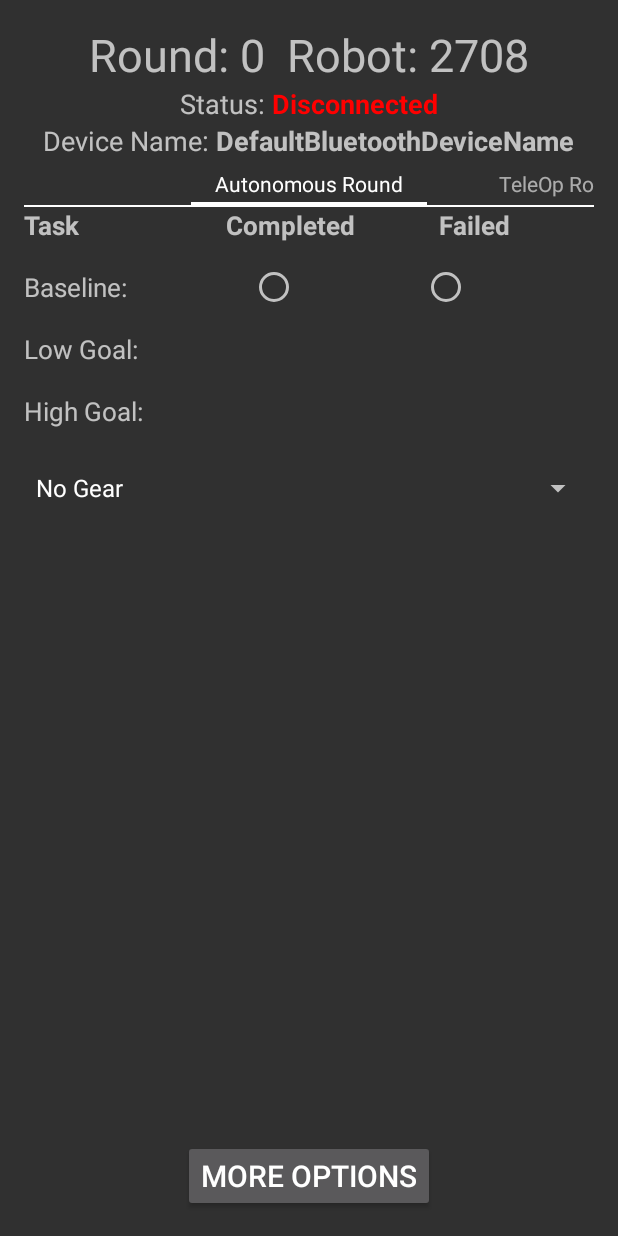
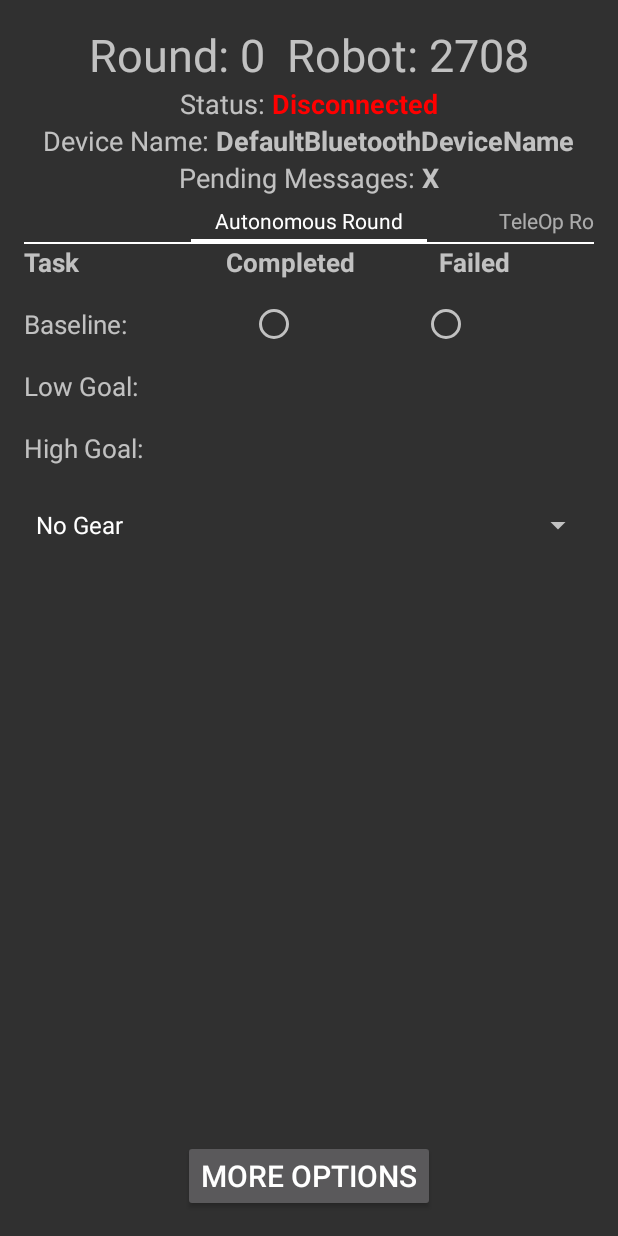
Before and after one commit to LakeEffectRobotics/LakeEffectScoutingApp, an Android app: the MainActivity screen opened directly, with no data from a screen before it, on a phone screen of 412 x 824 dp. Run offline under Robolectric (Android 15) with nearby library versions, the phone set to English and light mode, and no system bars; our stand-ins replace data binding; libraries missing offline, so code that uses them is left out: android.support.percent; plain views replace PercentRelativeLayout; 11 statements that could not run were skipped.

Commit message:
Added the untested pending messages view on the top of mainactivity

```diff
--- a/app/src/main/java/ca/lakeeffect/scoutingapp/MainActivity.java
+++ b/app/src/main/java/ca/lakeeffect/scoutingapp/MainActivity.java
@@ -182,6 +182,10 @@ public class MainActivity extends AppCompatActivity{
         //set device name
         BluetoothAdapter ba = BluetoothAdapter.getDefaultAdapter();
         ((TextView) ((RelativeLayout) findViewById(R.id.deviceNameLayout)).findViewById(R.id.deviceName)).setText(ba.getName()); //if this method ends up not working refer to https://stackoverflow.com/a/6662271/1985387
+
+        //set pending messages number on ui
+        ((TextView) ((RelativeLayout) findViewById(R.id.deviceNameLayout)).findViewById(R.id.numberOfPendingMessages)).setText(pendingmessages.size() + "");
+
 
 //        counters.add((Counter) findViewById(R.id.goalsCounter));
 
--- a/app/src/main/res/layout/activity_main.xml
+++ b/app/src/main/res/layout/activity_main.xml
@@ -65,10 +65,36 @@
             android:layout_width="wrap_content"
             android:layout_height="wrap_content"
             android:textAppearance="?android:attr/textAppearanceMedium"
-            android:text="Place Holder"
+            android:text="XXXXXXX"
             android:id="@+id/deviceName"
             android:textStyle="bold"
             android:layout_toRightOf="@+id/deviceNameTextView"
+            />
+    </RelativeLayout>
+
+    <RelativeLayout
+        android:layout_width="match_parent"
+        android:layout_height="wrap_content"
+        android:id = "@+id/numberOfPendingMessagesLayout"
+        android:layout_below="@+id/deviceNameLayout"
+        android:layout_centerHorizontal="true"
+        android:gravity="center">
+        <TextView
+            android:layout_width="wrap_content"
+            android:layout_height="wrap_content"
+            android:textAppearance="?android:attr/textAppearanceMedium"
+            android:text="Pending Messages: "
+            android:id="@+id/numberOfPendingMessagesTextView"
+            />
+
+        <TextView
+            android:layout_width="wrap_content"
+            android:layout_height="wrap_content"
+            android:textAppearance="?android:attr/textAppearanceMedium"
+            android:text="X"
+            android:id="@+id/numberOfPendingMessages"
+            android:textStyle="bold"
+            android:layout_toRightOf="@+id/numberOfPendingMessagesTextView"
             />
     </RelativeLayout>
 
@@ -87,7 +113,7 @@
         android:id="@+id/scrollingview"
         android:layout_width="match_parent"
         android:layout_height="wrap_content"
-        android:layout_below="@+id/deviceNameLayout"
+        android:layout_below="@+id/numberOfPendingMessagesLayout"
         android:layout_above="@+id/moreOptions">
         <!--android:layout_above="@+id/scaleCheckBox">-->
 
```
